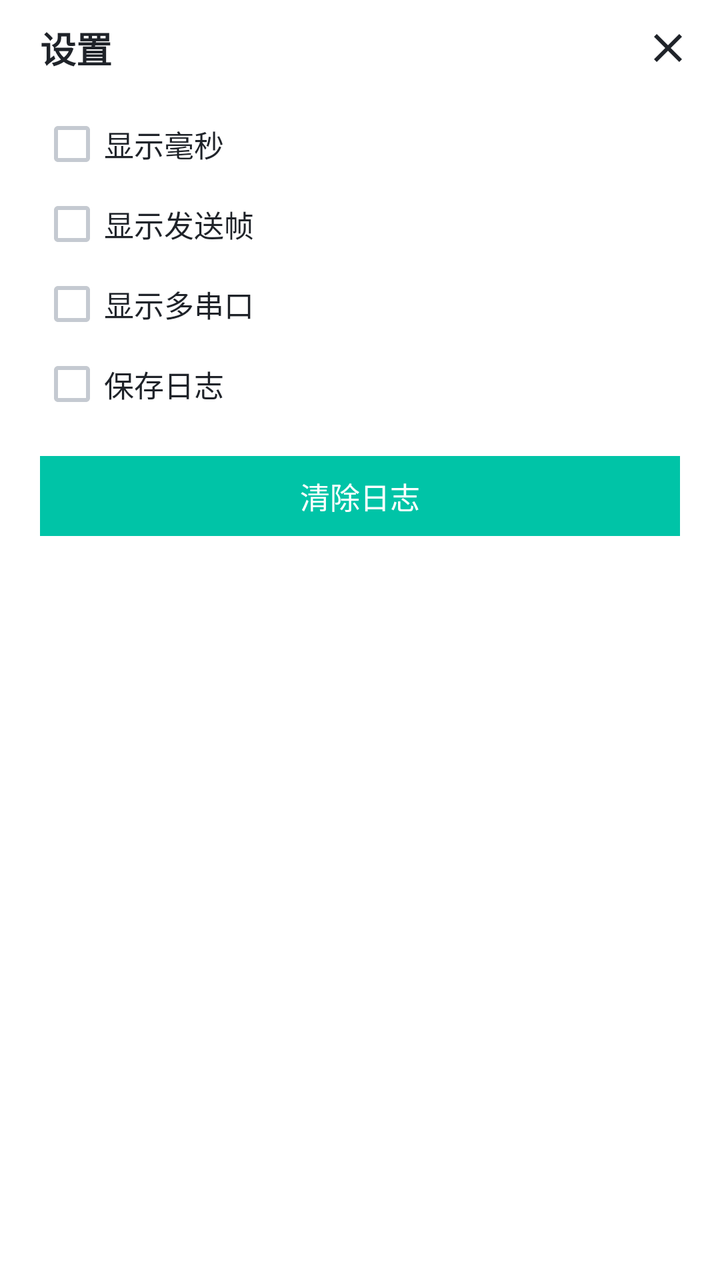
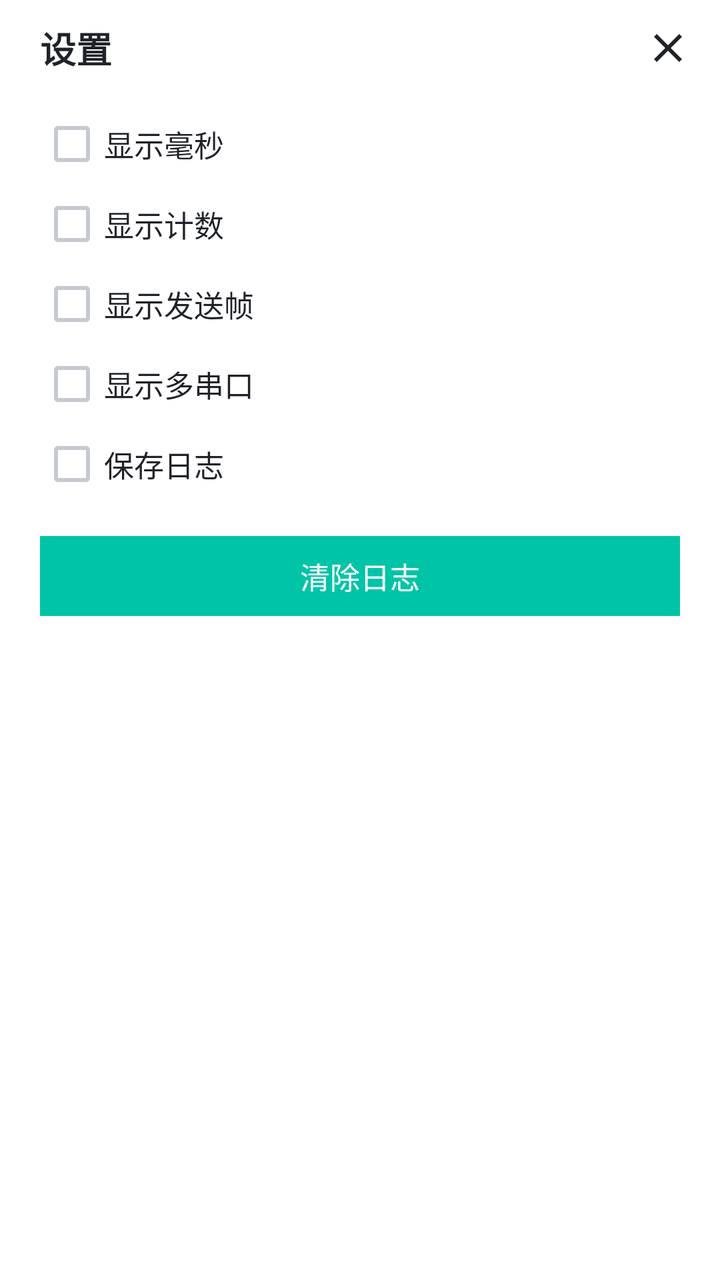

The first picture is an Android layout as it rendered before a commit; the second is the same layout after the commit. The layout source and the unified diff follow.
<!-- AndroidManifest.xml: application theme Theme.ComTool -->
<!-- res/layout/dialog_settings.xml -->
<?xml version="1.0" encoding="utf-8"?>
<LinearLayout xmlns:android="http://schemas.android.com/apk/res/android"
    android:layout_width="match_parent"
    android:layout_height="wrap_content"
    android:background="@color/card"
    android:orientation="vertical">

    <LinearLayout
        android:layout_width="match_parent"
        android:layout_height="48dp"
        android:gravity="center_vertical"
        android:orientation="horizontal"
        android:paddingStart="20dp"
        android:paddingEnd="6dp">

        <TextView
            android:layout_width="0dp"
            android:layout_height="wrap_content"
            android:layout_weight="1"
            android:text="设置"
            android:textColor="@color/text_primary"
            android:textSize="18sp"
            android:textStyle="bold" />

        <ImageButton
            android:id="@+id/buttonCloseSettings"
            android:layout_width="40dp"
            android:layout_height="40dp"
            android:background="@android:color/transparent"
            android:contentDescription="关闭"
            android:padding="8dp"
            android:scaleType="fitCenter"
            android:src="@drawable/ic_close" />
    </LinearLayout>

    <LinearLayout
        android:layout_width="match_parent"
        android:layout_height="wrap_content"
        android:orientation="vertical"
        android:paddingStart="20dp"
        android:paddingTop="4dp"
        android:paddingEnd="20dp"
        android:paddingBottom="20dp">

        <CheckBox
            android:id="@+id/checkShowMillis"
            android:layout_width="match_parent"
            android:layout_height="wrap_content"
            android:minHeight="40dp"
            android:text="显示毫秒"
            android:textSize="15sp" />

        <CheckBox
            android:id="@+id/checkShowTx"
            android:layout_width="match_parent"
            android:layout_height="wrap_content"
            android:minHeight="40dp"
            android:text="显示发送帧"
            android:textSize="15sp" />

        <CheckBox
            android:id="@+id/checkShowMulti"
            android:layout_width="match_parent"
            android:layout_height="wrap_content"
            android:minHeight="40dp"
            android:text="显示多串口"
            android:textSize="15sp" />

        <CheckBox
            android:id="@+id/checkSaveLog"
            android:layout_width="match_parent"
            android:layout_height="wrap_content"
            android:minHeight="40dp"
            android:text="保存日志"
            android:textSize="15sp" />

        <Button
            android:id="@+id/buttonClearLog"
            style="@style/Widget.ComTool.Button.Primary"
            android:layout_width="match_parent"
            android:layout_height="40dp"
            android:layout_marginTop="16dp"
            android:text="清除日志"
            android:textSize="15sp" />
    </LinearLayout>

</LinearLayout>
<!-- resources referenced by this layout -->
<resources>
  <color name="card">#FFFFFF</color>
  <color name="text_primary">#1F2329</color>
  <!-- drawable ic_close (drawable) -->
  <?xml version="1.0" encoding="utf-8"?>
  <vector xmlns:android="http://schemas.android.com/apk/res/android"
      android:width="24dp"
      android:height="24dp"
      android:viewportWidth="24"
      android:viewportHeight="24">
      <path
          android:fillColor="#1F2329"
          android:pathData="M19,6.41L17.59,5L12,10.59L6.41,5L5,6.41L10.59,12L5,17.59L6.41,19L12,13.41L17.59,19L19,17.59L13.41,12z" />
  </vector>
  <!-- drawable bg_button_primary (drawable) -->
  <?xml version="1.0" encoding="utf-8"?>
  <selector xmlns:android="http://schemas.android.com/apk/res/android">
      <item android:state_pressed="true">
          <shape>
              <solid android:color="@color/brand_dark" />
              <corners android:radius="0dp" />
          </shape>
      </item>
      <item>
          <shape>
              <solid android:color="@color/brand" />
              <corners android:radius="0dp" />
          </shape>
      </item>
  </selector>
  <color name="white">#FFFFFF</color>
  <color name="line">#E6E8EB</color>
  <color name="brand">#00C4A7</color>
  <color name="page">#F5F7FA</color>
  <style name="Widget.ComTool.ActionBar" parent="android:Widget.Material.Light.ActionBar.Solid">
          <item name="android:background">@color/card</item>
          <item name="android:elevation">1dp</item>
          <item name="android:titleTextStyle">@style/Text.ComTool.Title</item>
      </style>
  <style name="Widget.ComTool.CheckBox" parent="android:Widget.CompoundButton.CheckBox">
          <item name="android:buttonTint">@color/control_tint</item>
          <item name="android:textColor">@color/text_primary</item>
          <item name="android:textSize">13sp</item>
      </style>
  <style name="Widget.ComTool.Radio" parent="android:Widget.CompoundButton.RadioButton">
          <item name="android:buttonTint">@color/control_tint</item>
          <item name="android:textColor">@color/text_primary</item>
          <item name="android:textSize">13sp</item>
      </style>
  <style name="Widget.ComTool.Spinner" parent="android:Widget.Spinner">
          <item name="android:background">@drawable/bg_spinner</item>
          <item name="android:popupBackground">@drawable/bg_card</item>
          <item name="android:minHeight">32dp</item>
      </style>
  <color name="brand_dark">#009E86</color>
  <style name="Text.ComTool.Title" parent="android:TextAppearance.Material.Widget.ActionBar.Title">
          <item name="android:textColor">@color/text_primary</item>
          <item name="android:textSize">18sp</item>
      </style>
  <!-- drawable bg_input (drawable) -->
  <?xml version="1.0" encoding="utf-8"?>
  <shape xmlns:android="http://schemas.android.com/apk/res/android">
      <solid android:color="@color/card" />
      <stroke
          android:width="1dp"
          android:color="@color/line" />
      <corners android:radius="0dp" />
  </shape>
  <color name="text_secondary">#8B919A</color>
  <!-- drawable bg_card (drawable) -->
  <?xml version="1.0" encoding="utf-8"?>
  <shape xmlns:android="http://schemas.android.com/apk/res/android">
      <solid android:color="@color/card" />
      <stroke
          android:width="1dp"
          android:color="@color/line" />
      <corners android:radius="0dp" />
  </shape>
  <!-- drawable ic_chevron (drawable) -->
  <?xml version="1.0" encoding="utf-8"?>
  <vector xmlns:android="http://schemas.android.com/apk/res/android"
      android:width="12dp"
      android:height="12dp"
      android:viewportWidth="12"
      android:viewportHeight="12">
      <path
          android:fillColor="#8B919A"
          android:pathData="M2.1,4.1 L6,8.1 L9.9,4.1 L9.1,3.3 L6,6.5 L2.9,3.3 Z" />
  </vector>
  <!-- unchanged entries left out for length: 4 -->
</resources>

<!-- the commit's change to res/layout/dialog_settings.xml (unified diff, before → after) -->
@@ -51,6 +51,14 @@
             android:textSize="15sp" />
 
         <CheckBox
+            android:id="@+id/checkShowCount"
+            android:layout_width="match_parent"
+            android:layout_height="wrap_content"
+            android:minHeight="40dp"
+            android:text="显示计数"
+            android:textSize="15sp" />
+
+        <CheckBox
             android:id="@+id/checkShowTx"
             android:layout_width="match_parent"
             android:layout_height="wrap_content"
